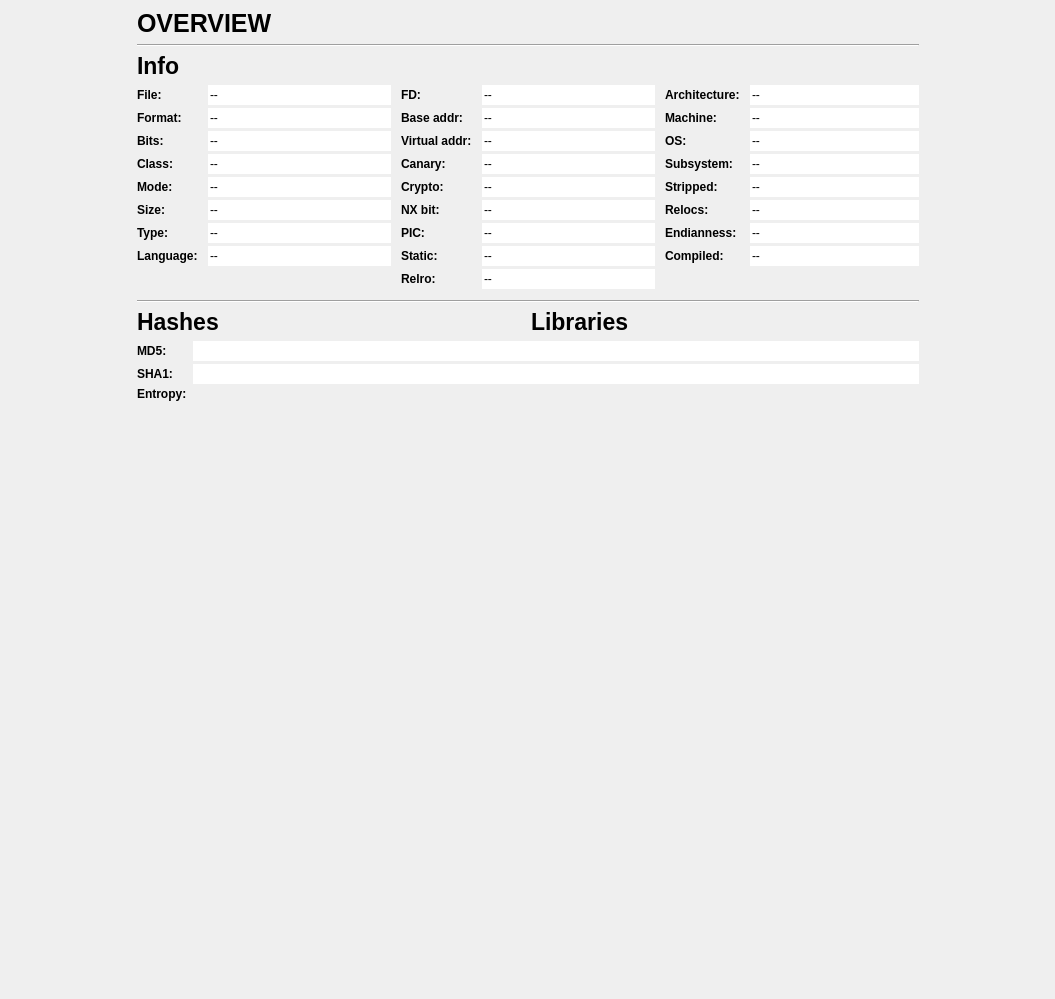
This is src/widgets/Dashboard.ui in exokortex/cutter as Qt 5 draws it before an edit. The edited form follows.
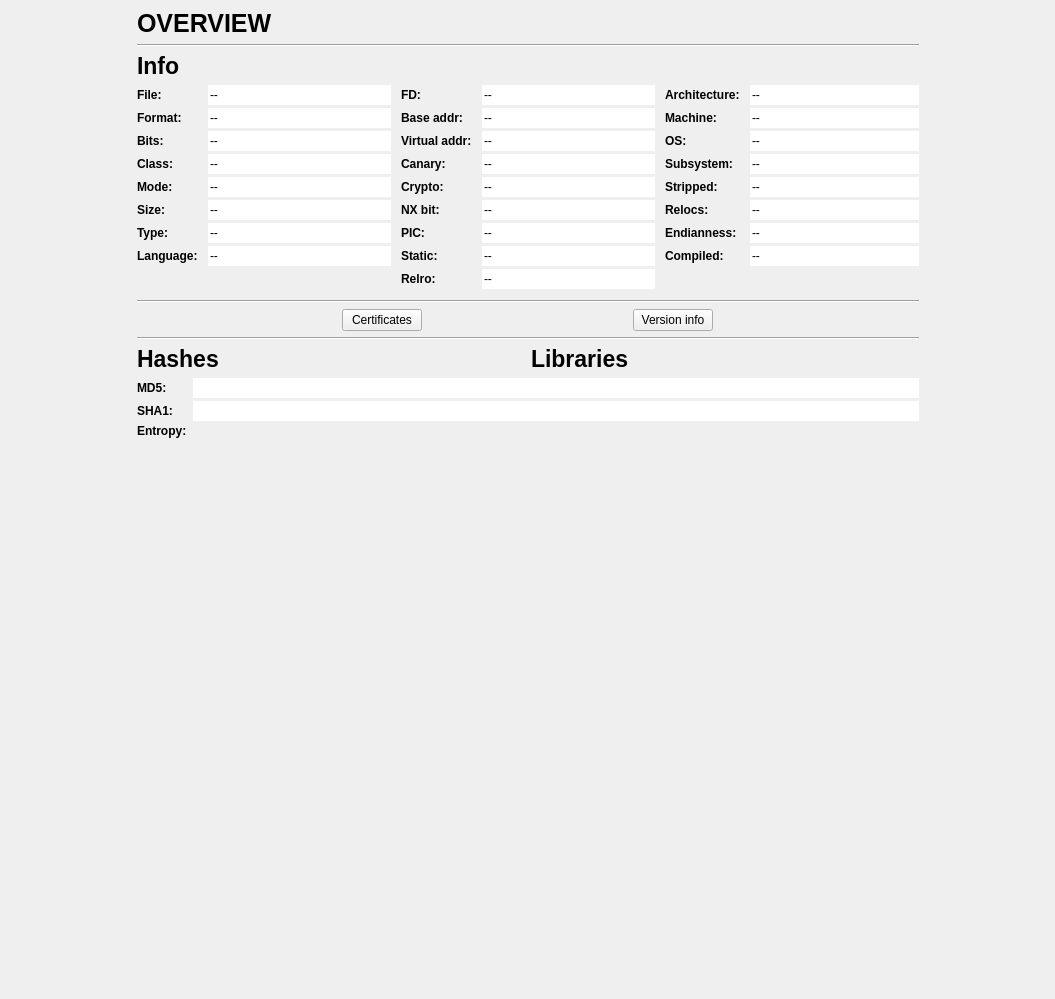
This is the edited form.

```diff
--- a/src/widgets/Dashboard.ui
+++ b/src/widgets/Dashboard.ui
@@ -56,7 +56,7 @@
          <x>0</x>
          <y>0</y>
          <width>1055</width>
-         <height>974</height>
+         <height>979</height>
         </rect>
        </property>
        <layout class="QHBoxLayout" name="horizontalLayout_5">
@@ -866,6 +866,46 @@
              </property>
             </widget>
            </item>
+           <item>
+            <layout class="QHBoxLayout" name="horizontalLayout_7">
+             <item>
+              <widget class="QPushButton" name="certificateButton">
+               <property name="enabled">
+                <bool>true</bool>
+               </property>
+               <property name="sizePolicy">
+                <sizepolicy hsizetype="Maximum" vsizetype="Fixed">
+                 <horstretch>0</horstretch>
+                 <verstretch>0</verstretch>
+                </sizepolicy>
+               </property>
+               <property name="text">
+                <string>Certificates</string>
+               </property>
+              </widget>
+             </item>
+             <item>
+              <widget class="QPushButton" name="versioninfoButton">
+               <property name="sizePolicy">
+                <sizepolicy hsizetype="Maximum" vsizetype="Fixed">
+                 <horstretch>0</horstretch>
+                 <verstretch>0</verstretch>
+                </sizepolicy>
+               </property>
+               <property name="text">
+                <string>Version info</string>
+               </property>
+              </widget>
+             </item>
+            </layout>
+           </item>
+           <item>
+            <widget class="Line" name="line_2">
+             <property name="orientation">
+              <enum>Qt::Horizontal</enum>
+             </property>
+            </widget>
+           </item>
            <item>
             <layout class="QHBoxLayout" name="horizontalLayout_3">
              <property name="topMargin">
```
Left out of the diff: 2 changed lines with no effect on the pictures.
